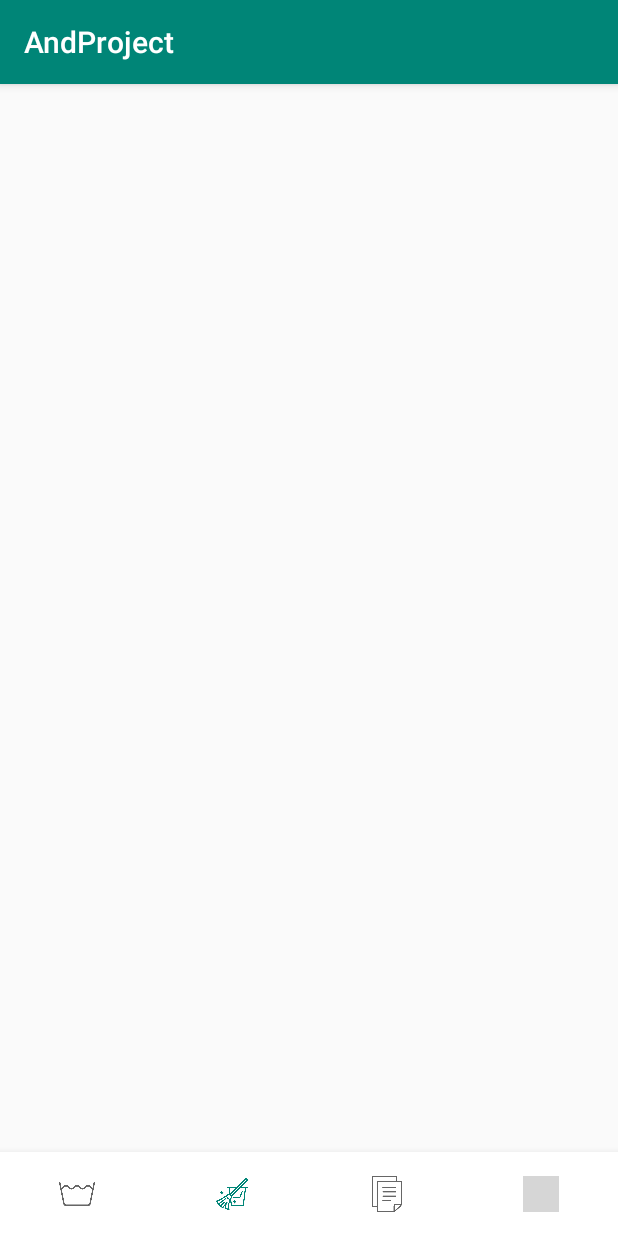
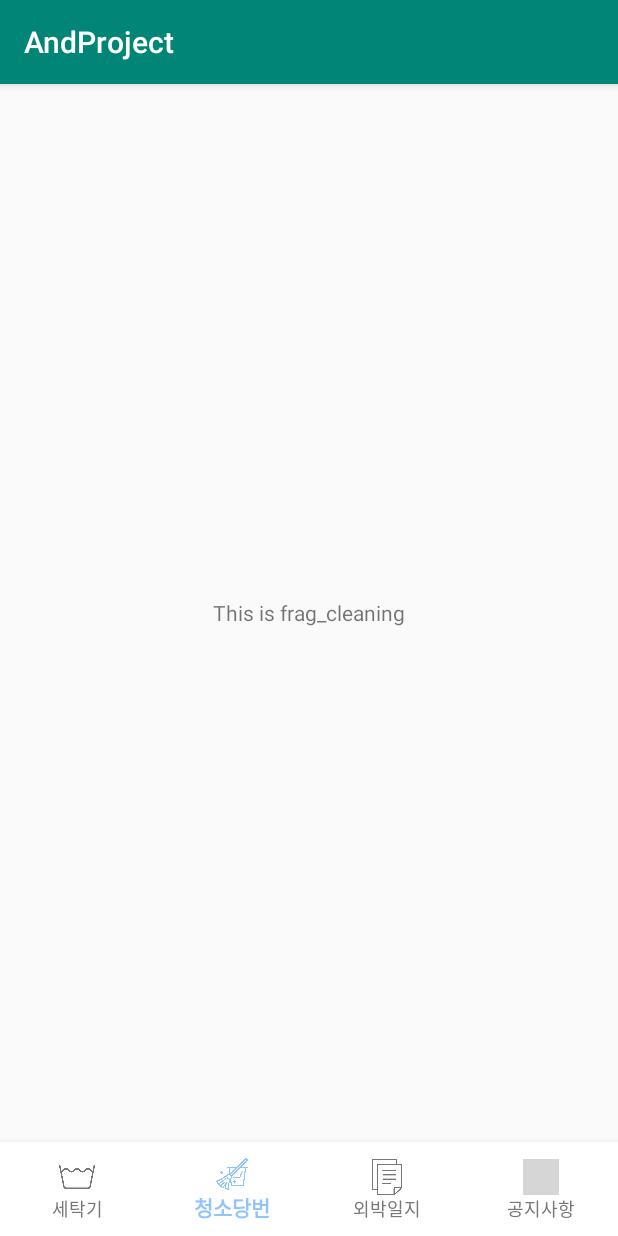
Before and after one commit to akwls/Dormbi_Android, an Android app: the screen it shows after launch (MainActivity), item 2 of the bottom bar chosen, on a phone screen of 412 x 824 dp. Run offline under Robolectric (Android 15) with nearby library versions, the phone set to English and light mode, and no system bars; grey boxes are pictures that could not be loaded.

Commit message:
바텀 네비게이션 바 생성, 각 프라그먼트 연결

```diff
--- a/app/build.gradle
+++ b/app/build.gradle
@@ -27,4 +27,5 @@ dependencies {
     androidTestImplementation 'androidx.test.ext:junit:1.1.0'
     androidTestImplementation 'androidx.test.espresso:espresso-core:3.1.1'
     implementation 'com.google.android.material:material:1.3.0'
+    implementation 'com.android.support:design:30.0.0'
 }
--- a/app/src/main/java/com/example/andproject/MainActivity.java
+++ b/app/src/main/java/com/example/andproject/MainActivity.java
@@ -1,14 +1,59 @@
 package com.example.andproject;
 
+import androidx.annotation.NonNull;
 import androidx.appcompat.app.AppCompatActivity;
+import androidx.fragment.app.Fragment;
+import androidx.fragment.app.FragmentTransaction;
 
 import android.os.Bundle;
+import android.view.MenuItem;
+
+import com.example.andproject.fragment.FragCleaning;
+import com.example.andproject.fragment.FragDocument;
+import com.example.andproject.fragment.FragNotice;
+import com.example.andproject.fragment.FragWash;
+import com.google.android.material.bottomnavigation.BottomNavigationItemView;
+import com.google.android.material.bottomnavigation.BottomNavigationView;
 
 public class MainActivity extends AppCompatActivity {
+    Fragment fragment_wash, fragment_cleaning, fragment_document, fragment_notice;
+    BottomNavigationView bottomNavigationItemView;
 
     @Override
     protected void onCreate(Bundle savedInstanceState) {
         super.onCreate(savedInstanceState);
         setContentView(R.layout.activity_main);
+
+        fragment_wash = new FragWash();
+        fragment_cleaning = new FragCleaning();
+        fragment_document = new FragDocument();
+        fragment_notice = new FragNotice();
+
+        FragmentTransaction frag_manager = getSupportFragmentManager().beginTransaction();
+        frag_manager.replace(R.id.main_layout, fragment_wash).commitAllowingStateLoss();
+
+        bottomNavigationItemView = findViewById(R.id.bottomNavigationView);
+
+        bottomNavigationItemView.setOnNavigationItemSelectedListener(new BottomNavigationView.OnNavigationItemSelectedListener() {
+            @Override
+            public boolean onNavigationItemSelected(@NonNull MenuItem menuItem) {
+                switch (menuItem.getItemId()) {
+                    case R.id.washing:
+                        getSupportFragmentManager().beginTransaction().replace(R.id.main_layout, fragment_wash).commitAllowingStateLoss();
+                        return true;
+                    case R.id.cleaning:
+                        getSupportFragmentManager().beginTransaction().replace(R.id.main_layout, fragment_cleaning).commitAllowingStateLoss();
+                        return true;
+                    case R.id.document:
+                        getSupportFragmentManager().beginTransaction().replace(R.id.main_layout, fragment_document).commitAllowingStateLoss();
+                        return true;
+                    case R.id.notice:
+                        getSupportFragmentManager().beginTransaction().replace(R.id.main_layout, fragment_notice).commitAllowingStateLoss();
+                        return true;
+                }
+                return false;
+            }
+        });
     }
+
 }
--- /dev/null
+++ b/app/src/main/java/com/example/andproject/fragment/FragCleaning.java
@@ -0,0 +1,23 @@
+package com.example.andproject.fragment;
+
+import android.os.Bundle;
+import android.view.LayoutInflater;
+import android.view.View;
+import android.view.ViewGroup;
+
+import androidx.annotation.NonNull;
+import androidx.annotation.Nullable;
+import androidx.fragment.app.Fragment;
+
+import com.example.andproject.R;
+
+public class FragCleaning extends Fragment {
+    @Nullable
+    @Override
+    public View onCreateView(@NonNull LayoutInflater inflater, @Nullable ViewGroup container, @Nullable Bundle savedInstanceState) {
+        super.onCreateView(inflater, container, savedInstanceState);
+        View view = inflater.inflate(R.layout.frag_cleaning, container, false);
+
+        return view;
+    }
+}
--- /dev/null
+++ b/app/src/main/java/com/example/andproject/fragment/FragDocument.java
@@ -0,0 +1,23 @@
+package com.example.andproject.fragment;
+
+import android.os.Bundle;
+import android.view.LayoutInflater;
+import android.view.View;
+import android.view.ViewGroup;
+
+import androidx.annotation.NonNull;
+import androidx.annotation.Nullable;
+import androidx.fragment.app.Fragment;
+
+import com.example.andproject.R;
+
+public class FragDocument extends Fragment {
+    @Nullable
+    @Override
+    public View onCreateView(@NonNull LayoutInflater inflater, @Nullable ViewGroup container, @Nullable Bundle savedInstanceState) {
+        super.onCreateView(inflater, container, savedInstanceState);
+        View view = inflater.inflate(R.layout.frag_document, container, false);
+
+        return view;
+    }
+}
--- /dev/null
+++ b/app/src/main/java/com/example/andproject/fragment/FragNotice.java
@@ -0,0 +1,23 @@
+package com.example.andproject.fragment;
+
+import android.os.Bundle;
+import android.view.LayoutInflater;
+import android.view.View;
+import android.view.ViewGroup;
+
+import androidx.annotation.NonNull;
+import androidx.annotation.Nullable;
+import androidx.fragment.app.Fragment;
+
+import com.example.andproject.R;
+
+public class FragNotice extends Fragment {
+    @Nullable
+    @Override
+    public View onCreateView(@NonNull LayoutInflater inflater, @Nullable ViewGroup container, @Nullable Bundle savedInstanceState) {
+        super.onCreateView(inflater, container, savedInstanceState);
+        View view = inflater.inflate(R.layout.frag_notice, container, false);
+
+        return view;
+    }
+}
--- /dev/null
+++ b/app/src/main/java/com/example/andproject/fragment/FragWash.java
@@ -0,0 +1,23 @@
+package com.example.andproject.fragment;
+
+import android.os.Bundle;
+import android.view.LayoutInflater;
+import android.view.View;
+import android.view.ViewGroup;
+
+import androidx.annotation.NonNull;
+import androidx.annotation.Nullable;
+import androidx.fragment.app.Fragment;
+
+import com.example.andproject.R;
+
+public class FragWash extends Fragment {
+    @Nullable
+    @Override
+    public View onCreateView(@NonNull LayoutInflater inflater, @Nullable ViewGroup container, @Nullable Bundle savedInstanceState) {
+        super.onCreateView(inflater, container, savedInstanceState);
+        View view = inflater.inflate(R.layout.frag_wash, container, false);
+
+        return view;
+    }
+}
--- /dev/null
+++ b/app/src/main/res/drawable/nav_color.xml
@@ -0,0 +1,6 @@
+<?xml version="1.0" encoding="utf-8"?>
+<selector xmlns:android="http://schemas.android.com/apk/res/android">
+    <item android:color="@color/colorMain" android:state_checked="true" />
+    <item android:color="#777777" android:state_checked="false" />
+
+</selector>
--- a/app/src/main/res/layout/activity_main.xml
+++ b/app/src/main/res/layout/activity_main.xml
@@ -14,18 +14,21 @@
         app:layout_constraintEnd_toEndOf="parent"
         app:layout_constraintStart_toStartOf="parent"
         app:layout_constraintTop_toTopOf="parent" >
-
     </FrameLayout>
-
 
     <com.google.android.material.bottomnavigation.BottomNavigationView
         android:id="@+id/bottomNavigationView"
         android:layout_width="match_parent"
         android:layout_height="wrap_content"
+        android:background="#fff"
+        android:paddingTop="3dp"
+        android:paddingBottom="3dp"
         app:itemBackground="@android:color/white"
-        app:labelVisibilityMode="unlabeled"
+        app:itemIconTint="@drawable/nav_color"
+        app:itemTextColor="@drawable/nav_color"
         app:layout_constraintBottom_toBottomOf="parent"
         app:layout_constraintEnd_toEndOf="parent"
+        app:labelVisibilityMode="labeled"
         app:layout_constraintStart_toStartOf="parent"
         app:menu="@menu/bottom_menu"/>
 
--- /dev/null
+++ b/app/src/main/res/layout/frag_cleaning.xml
@@ -0,0 +1,11 @@
+<?xml version="1.0" encoding="utf-8"?>
+<LinearLayout xmlns:android="http://schemas.android.com/apk/res/android"
+    android:orientation="vertical" android:layout_width="match_parent"
+    android:layout_height="match_parent"
+    android:gravity="center">
+    <TextView
+        android:layout_width="wrap_content"
+        android:layout_height="wrap_content"
+        android:text="This is frag_cleaning" />
+
+</LinearLayout>
--- a/app/src/main/res/menu/bottom_menu.xml
+++ b/app/src/main/res/menu/bottom_menu.xml
@@ -4,6 +4,7 @@
         android:id="@+id/washing"
         android:icon="@drawable/wash"
         android:title="세탁기"
+        android:checked="true"
         android:enabled="true" />
     <item
         android:id="@+id/cleaning"
--- a/app/src/main/res/values/colors.xml
+++ b/app/src/main/res/values/colors.xml
@@ -3,4 +3,5 @@
     <color name="colorPrimary">#008577</color>
     <color name="colorPrimaryDark">#00574B</color>
     <color name="colorAccent">#D81B60</color>
+    <color name="colorMain">#91C4FF</color>
 </resources>
```
Also changed, not shown: app/src/main/res/layout/frag_document.xml (added, +11 -0 lines), app/src/main/res/layout/frag_notice.xml (added, +11 -0 lines), app/src/main/res/layout/frag_wash.xml (added, +12 -0 lines).
